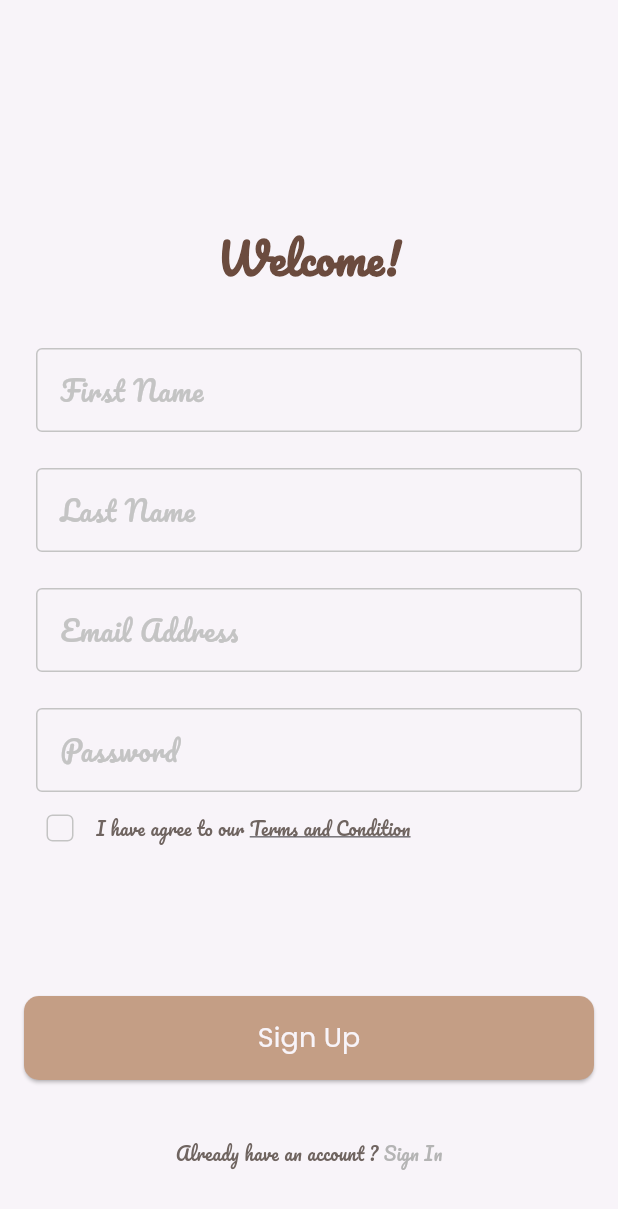
After one commit to siraj-1/dalel, a Flutter app: the screen it shows after launch, after a tap on "Skip", on a phone screen of 412 x 824 dp. The commit adds this screen. Shown: the top 1209 px of the screen. Run offline on Flutter 3.47's test engine with Material 3 defaults, Android fonts, the phone set to English and light mode, and no system bars; our stand-ins replace firebase_auth, firebase_core, flutter_bloc, get_it, go_router, shared_preferences; accounts and stored records are empty.

Commit message:
fix sdk problems and create account with email & pass

```diff
--- /dev/null
+++ b/lib/app/dalel.dart
@@ -0,0 +1,16 @@
+import 'package:dalel/core/routes/app_router.dart';
+import 'package:dalel/core/utils/app_colors.dart';
+import 'package:flutter/material.dart';
+
+class Dalel extends StatelessWidget {
+  const Dalel({super.key});
+
+  @override
+  Widget build(BuildContext context) {
+    return MaterialApp.router(
+      theme: ThemeData(scaffoldBackgroundColor: AppColors.offWhite),
+      debugShowCheckedModeBanner: false,
+      routerConfig: router,
+    );
+  }
+}
--- /dev/null
+++ b/lib/core/functions/check_state_changes.dart
@@ -0,0 +1,11 @@
+import 'package:firebase_auth/firebase_auth.dart';
+
+void checkStatechanges() {
+  FirebaseAuth.instance.authStateChanges().listen((User? user) {
+    if (user == null) {
+      print('User is currently signed out!');
+    } else {
+      print('User is signed in!');
+    }
+  });
+}
--- a/lib/features/auth/presintaion/auth_cubit/auth_cubit.dart
+++ b/lib/features/auth/presintaion/auth_cubit/auth_cubit.dart
@@ -1,6 +1,33 @@
 import 'package:dalel/features/auth/presintaion/auth_cubit/cubit/auth_state.dart';
+import 'package:firebase_auth/firebase_auth.dart';
 import 'package:flutter_bloc/flutter_bloc.dart';
 
 class AuthCubit extends Cubit<AuthState> {
   AuthCubit() : super(AuthInitial());
+  late String? fristName;
+  late String? lastName;
+  late String? emailAddress;
+  late String? password;
+  signUpWithEmailAndPassword() async {
+    try {
+      emit(SignUpLoadingState());
+      final credential =
+          await FirebaseAuth.instance.createUserWithEmailAndPassword(
+        email: emailAddress!.trim(),
+        password: password!.trim(),
+      );
+      emit(SignUpSuccessState());
+    } on FirebaseAuthException catch (e) {
+      if (e.code == 'weak-password') {
+        emit(SignUpFailureState(
+            errMessage: 'The password provided is too weak.'));
+      } else if (e.code == 'email-already-in-use') {
+        emit(SignUpFailureState(
+            errMessage: 'The account already exists for that email.'));
+        ;
+      }
+    } catch (e) {
+      emit(SignUpFailureState(errMessage: e.toString()));
+    }
+  }
 }
--- a/lib/features/auth/presintaion/auth_cubit/cubit/auth_state.dart
+++ b/lib/features/auth/presintaion/auth_cubit/cubit/auth_state.dart
@@ -1,3 +1,13 @@
 class AuthState {}
 
 final class AuthInitial extends AuthState {}
+
+final class SignUpLoadingState extends AuthState {}
+
+final class SignUpSuccessState extends AuthState {}
+
+final class SignUpFailureState extends AuthState {
+  final String errMessage;
+
+  SignUpFailureState({required this.errMessage});
+}
--- /dev/null
+++ b/lib/features/auth/presintaion/widgets/custom_signup_filed.dart
@@ -0,0 +1,62 @@
+import 'package:dalel/core/utils/app_strings.dart';
+import 'package:dalel/core/widgets/custom_btn.dart';
+import 'package:dalel/features/auth/presintaion/auth_cubit/auth_cubit.dart';
+import 'package:dalel/features/auth/presintaion/auth_cubit/cubit/auth_state.dart';
+import 'package:dalel/features/auth/presintaion/widgets/custom_widget_filed.dart';
+import 'package:dalel/features/auth/presintaion/widgets/terms_and_conditions.dart';
+import 'package:flutter/material.dart';
+import 'package:flutter_bloc/flutter_bloc.dart';
+
+class CustomSignForm extends StatelessWidget {
+  const CustomSignForm({super.key});
+
+  @override
+  Widget build(BuildContext context) {
+    return BlocConsumer<AuthCubit, AuthState>(
+        listener: (context, state) {},
+        builder: (context, state) {
+          return Form(
+            child: Column(
+              children: [
+                CustomTextFormFiled(
+                  labelText: AppStrings.fristName,
+                  onChanged: (fristName) {
+                    BlocProvider.of<AuthCubit>(context).fristName = fristName;
+                  },
+                ),
+                CustomTextFormFiled(
+                  labelText: AppStrings.lastName,
+                  onChanged: (lastName) {
+                    BlocProvider.of<AuthCubit>(context).lastName = lastName;
+                  },
+                ),
+                CustomTextFormFiled(
+                  labelText: AppStrings.emailAddress,
+                  onChanged: (emailAddress) {
+                    BlocProvider.of<AuthCubit>(context).emailAddress =
+                        emailAddress;
+                  },
+                ),
+                CustomTextFormFiled(
+                  labelText: AppStrings.password,
+                  onChanged: (password) {
+                    BlocProvider.of<AuthCubit>(context).password = password;
+                  },
+                ),
+                const TermsAndconfditions(),
+                const SizedBox(
+                  height: 88,
+                ),
+                CustomBtn(
+                  onPressed: () {
+                    BlocProvider.of<AuthCubit>(context)
+                        .signUpWithEmailAndPassword();
+                  },
+                  text: AppStrings.signUp,
+                ),
+              ],
+            ),
+          );
+        });
+  }
+}
--- a/lib/features/auth/presintaion/widgets/custom_widget_filed.dart
+++ b/lib/features/auth/presintaion/widgets/custom_widget_filed.dart
@@ -2,15 +2,23 @@ import 'package:dalel/core/utils/app_colors.dart';
 import 'package:dalel/core/utils/app_text_styles.dart';
 import 'package:flutter/material.dart';
 
-class CustomTextFiled extends StatelessWidget {
-  const CustomTextFiled({super.key, required this.labelText});
+class CustomTextFormFiled extends StatelessWidget {
+  CustomTextFormFiled(
+      {super.key,
+      required this.labelText,
+      this.onChanged,
+      this.onFieldSubmitted});
   final String labelText;
+  void Function(String)? onChanged;
+  void Function(String)? onFieldSubmitted;
 
   @override
   Widget build(BuildContext context) {
     return Padding(
       padding: const EdgeInsets.only(left: 8, right: 8, top: 24),
-      child: TextField(
+      child: TextFormField(
+        onChanged: onChanged,
+        onFieldSubmitted: onFieldSubmitted,
         decoration: InputDecoration(
           labelText: labelText,
           labelStyle: CustomTextStyles.pacifico500style18,
--- a/lib/main.dart
+++ b/lib/main.dart
@@ -1,6 +1,6 @@
-import 'package:dalel/core/routes/app_router.dart';
+import 'package:dalel/app/dalel.dart';
+import 'package:dalel/core/functions/check_state_changes.dart';
 import 'package:dalel/core/services/service_locator.dart';
-import 'package:dalel/core/utils/app_colors.dart';
 import 'package:dalel/firebase_options.dart';
 import 'package:firebase_core/firebase_core.dart';
 import 'package:flutter/material.dart';
@@ -8,19 +8,7 @@ import 'package:flutter/material.dart';
 void main() async {
   WidgetsFlutterBinding.ensureInitialized();
   await Firebase.initializeApp(options: DefaultFirebaseOptions.currentPlatform);
-  await setupServiceLocator(); // await this
+  await setupServiceLocator();
+  checkStatechanges();
   runApp(const Dalel());
 }
-
-class Dalel extends StatelessWidget {
-  const Dalel({super.key});
-
-  @override
-  Widget build(BuildContext context) {
-    return MaterialApp.router(
-      theme: ThemeData(scaffoldBackgroundColor: AppColors.offWhite),
-      debugShowCheckedModeBanner: false,
-      routerConfig: router,
-    );
-  }
-}
--- a/pubspec.yaml
+++ b/pubspec.yaml
@@ -29,6 +29,7 @@ environment:
 # versions available, run `flutter pub outdated`.
 dependencies:
   cupertino_icons: ^1.0.8
+  firebase_auth: ^5.5.4
   firebase_core: ^3.13.1
   flutter:
     sdk: flutter
```
Also changed, not shown: lib/features/auth/presintaion/views/sign_up_view.dart (+8 -47 lines), pubspec.lock, 4 other files.
